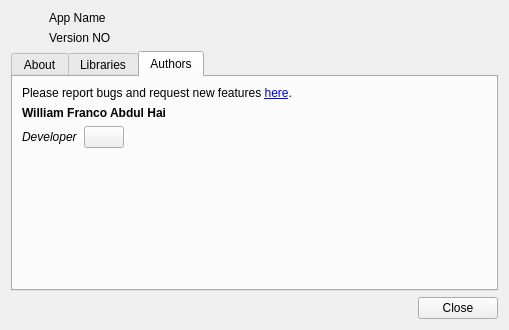
baduhai/Koi, file src/ui/about.ui: the form before one commit.
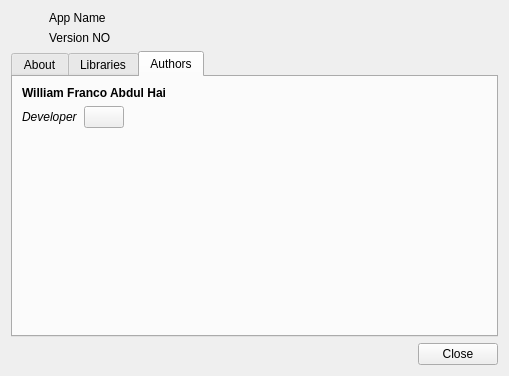
The form after the commit. The open tabs and pages were chosen to show the change. Icons and pictures are not drawn.

The edit to the form file:
```diff
--- a/src/ui/about.ui
+++ b/src/ui/about.ui
@@ -7,7 +7,7 @@
     <x>0</x>
     <y>0</y>
     <width>505</width>
-    <height>330</height>
+    <height>376</height>
    </rect>
   </property>
   <property name="sizePolicy">
@@ -155,7 +155,20 @@
          </property>
         </widget>
        </item>
-       <item row="4" column="0">
+       <item row="4" column="0" colspan="2">
+        <widget class="QLabel" name="bugLabel">
+         <property name="text">
+          <string>Please report bugs and request new features &lt;a href=&quot;https://github.com/baduhai/Koi/issues&quot;&gt;here&lt;/a&gt;.</string>
+         </property>
+         <property name="textFormat">
+          <enum>Qt::RichText</enum>
+         </property>
+         <property name="openExternalLinks">
+          <bool>true</bool>
+         </property>
+        </widget>
+       </item>
+       <item row="5" column="1">
         <spacer name="verticalSpacer_2">
          <property name="orientation">
           <enum>Qt::Vertical</enum>
@@ -223,30 +236,7 @@
        <string>Authors</string>
       </attribute>
       <layout class="QGridLayout" name="gridLayout_3">
-       <item row="0" column="0">
-        <widget class="QLabel" name="bugLabel">
-         <property name="text">
-          <string>Please report bugs and request new features &lt;a href=&quot;https://github.com/baduhai/Koi/issues&quot;&gt;here&lt;/a&gt;.</string>
-         </property>
-         <property name="textFormat">
-          <enum>Qt::RichText</enum>
-         </property>
-         <property name="openExternalLinks">
-          <bool>true</bool>
-         </property>
-        </widget>
-       </item>
        <item row="1" column="0">
-        <widget class="QLabel" name="williamLabel">
-         <property name="text">
-          <string>&lt;strong&gt;William Franco Abdul Hai&lt;/strong&gt;</string>
-         </property>
-         <property name="textFormat">
-          <enum>Qt::RichText</enum>
-         </property>
-        </widget>
-       </item>
-       <item row="2" column="0">
         <layout class="QHBoxLayout" name="horizontalLayout_4">
          <item>
           <widget class="QLabel" name="devLabel">
@@ -287,7 +277,7 @@
          </item>
         </layout>
        </item>
-       <item row="3" column="0">
+       <item row="2" column="0">
         <spacer name="verticalSpacer_4">
          <property name="orientation">
           <enum>Qt::Vertical</enum>
@@ -300,6 +290,16 @@
          </property>
         </spacer>
        </item>
+       <item row="0" column="0">
+        <widget class="QLabel" name="williamLabel">
+         <property name="text">
+          <string>&lt;strong&gt;William Franco Abdul Hai&lt;/strong&gt;</string>
+         </property>
+         <property name="textFormat">
+          <enum>Qt::RichText</enum>
+         </property>
+        </widget>
+       </item>
       </layout>
      </widget>
     </widget>
```
Left out of the diff: 8 changed lines with no effect on the pictures.
